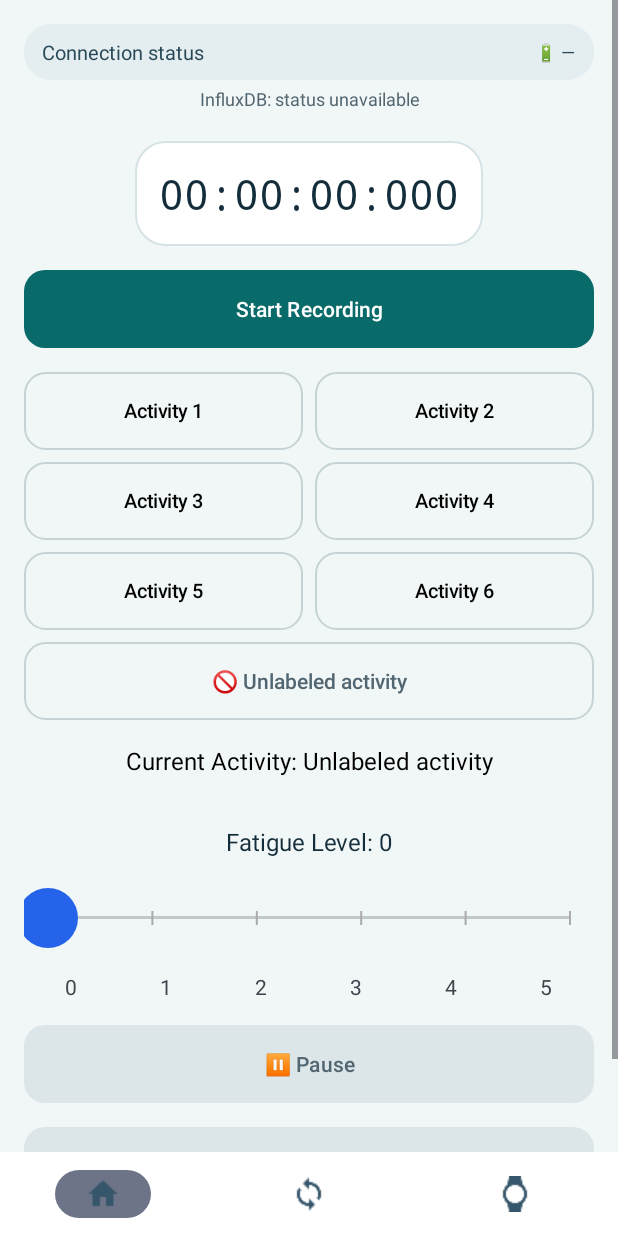
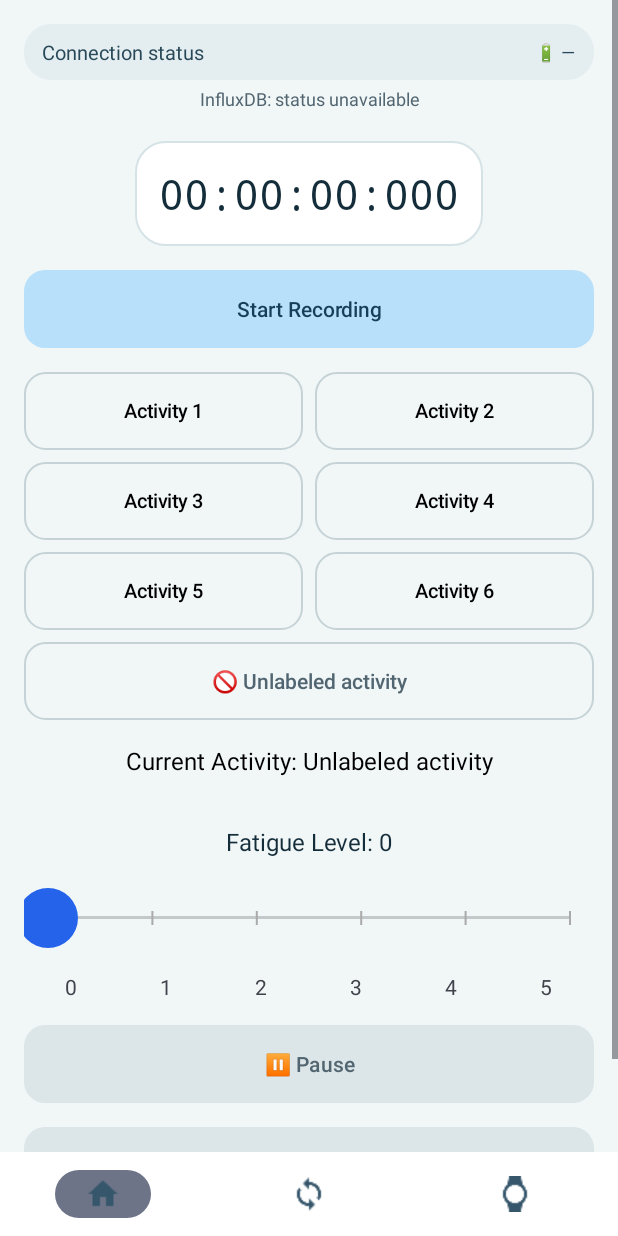
Before and after one commit to djalal2000/Appmobile, an Android app built with Jetpack Compose: the ValidationActivity screen opened directly, with no data from a screen before it, on a phone screen of 412 x 824 dp. Run offline under Robolectric (Android 15) with nearby library versions, the phone set to English and light mode, and no system bars; 1 statement that could not run was skipped.

Commit message:
Use a pastel blue Start button and preserve dynamic watch status and battery emoji

```diff
--- a/app/src/main/java/com/bharathvishal/messagecommunicationusingwearabledatalayer/ValidationActivity.kt
+++ b/app/src/main/java/com/bharathvishal/messagecommunicationusingwearabledatalayer/ValidationActivity.kt
@@ -583,14 +583,19 @@ class ValidationActivity : AppCompatActivity() {
             addState(intArrayOf(-android.R.attr.state_enabled), uiRounded(uiColor("#DCE5E8"), 14))
             addState(intArrayOf(), uiRounded(fill, 14))
         }
-        button.backgroundTintList = null
         button.background = android.graphics.drawable.RippleDrawable(
             android.content.res.ColorStateList.valueOf(0x33FFFFFF), states,
             uiRounded(android.graphics.Color.WHITE, 14)
         )
+        button.backgroundTintList = null
+        (button as? androidx.appcompat.widget.AppCompatButton)?.supportBackgroundTintList = null
+        button.background?.setTintList(null)
+        // Use dark ink on the pastel Start button for readable contrast.
+        val enabledText = if (button === binding.startRecordingButton) uiColor("#173E59")
+            else android.graphics.Color.WHITE
         button.setTextColor(android.content.res.ColorStateList(
             arrayOf(intArrayOf(-android.R.attr.state_enabled), intArrayOf()),
-            intArrayOf(uiColor("#526671"), android.graphics.Color.WHITE)
+            intArrayOf(uiColor("#526671"), enabledText)
         ))
         button.setAllCaps(false)
         button.minHeight = uiDp(52)
@@ -636,7 +641,7 @@ class ValidationActivity : AppCompatActivity() {
             itemIconTintList = android.content.res.ColorStateList.valueOf(uiColor("#36566B"))
             elevation = uiDp(4).toFloat()
         }
-        uiStyleButton(binding.startRecordingButton, uiColor("#096B69"))
+        uiStyleButton(binding.startRecordingButton, uiColor("#B9E0FA"))
         uiStyleButton(binding.pauseRecordingButton, uiColor("#76521E"))
         uiStyleButton(binding.stopRecordingButton, uiColor("#B32636"))
         listOf(binding.ActivityButton1, binding.ActivityButton2, binding.ActivityButton3,
--- a/app/src/main/res/layout/activity_validation.xml
+++ b/app/src/main/res/layout/activity_validation.xml
@@ -76,7 +76,7 @@
                 android:orientation="vertical"
                 android:layout_marginTop="16dp">
 
-                <Button
+                <androidx.appcompat.widget.AppCompatButton
                     android:id="@+id/startRecordingButton"
                     android:layout_width="match_parent"
                     android:layout_height="wrap_content"
```
